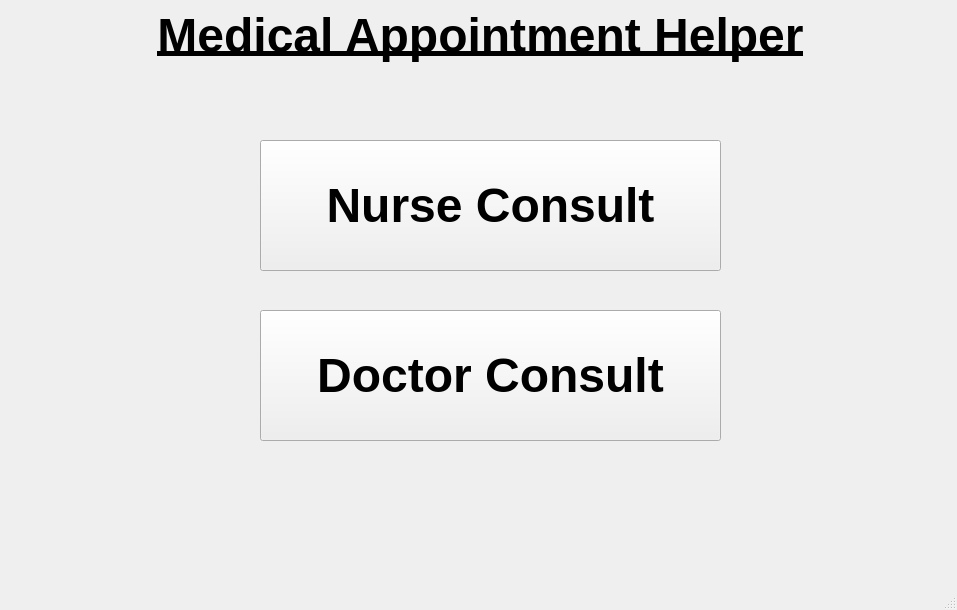
Before: the Qt Designer form GUI/healthApplicationMainWindow.ui in SDSU-SASE/SASE_Hacks_2020, drawn with Qt 5.
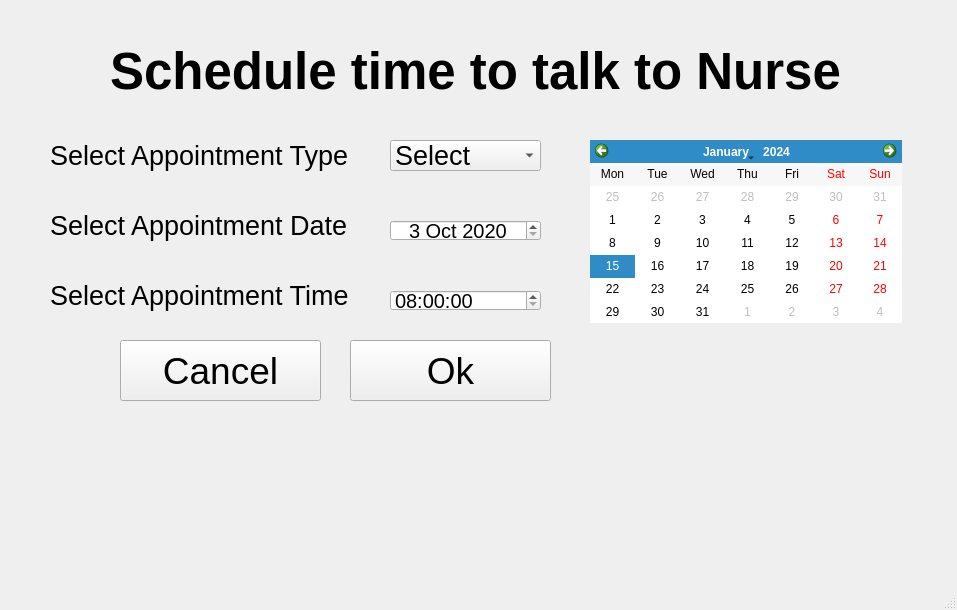
After: the same form once the commit is applied. The open tabs and pages were chosen to show the change.

Diff of the .ui file:
```diff
--- a/GUI/healthApplicationMainWindow.ui
+++ b/GUI/healthApplicationMainWindow.ui
@@ -697,6 +697,259 @@
       </property>
      </widget>
     </widget>
+    <widget class="QWidget" name="callNursePage">
+     <widget class="QPushButton" name="callNurseButton">
+      <property name="geometry">
+       <rect>
+        <x>340</x>
+        <y>200</y>
+        <width>271</width>
+        <height>141</height>
+       </rect>
+      </property>
+      <property name="font">
+       <font>
+        <pointsize>28</pointsize>
+       </font>
+      </property>
+      <property name="text">
+       <string>Call Nurse</string>
+      </property>
+     </widget>
+    </widget>
+    <widget class="QWidget" name="scheduleNursePage">
+     <widget class="QCalendarWidget" name="appointmentCalendar_3">
+      <property name="geometry">
+       <rect>
+        <x>590</x>
+        <y>140</y>
+        <width>312</width>
+        <height>183</height>
+       </rect>
+      </property>
+      <property name="minimumDate">
+       <date>
+        <year>2020</year>
+        <month>10</month>
+        <day>3</day>
+       </date>
+      </property>
+      <property name="gridVisible">
+       <bool>false</bool>
+      </property>
+      <property name="verticalHeaderFormat">
+       <enum>QCalendarWidget::NoVerticalHeader</enum>
+      </property>
+     </widget>
+     <widget class="QTimeEdit" name="timeEdit_3">
+      <property name="geometry">
+       <rect>
+        <x>390</x>
+        <y>290</y>
+        <width>151</width>
+        <height>21</height>
+       </rect>
+      </property>
+      <property name="font">
+       <font>
+        <pointsize>15</pointsize>
+       </font>
+      </property>
+      <property name="maximumTime">
+       <time>
+        <hour>18</hour>
+        <minute>0</minute>
+        <second>0</second>
+       </time>
+      </property>
+      <property name="minimumTime">
+       <time>
+        <hour>8</hour>
+        <minute>0</minute>
+        <second>0</second>
+       </time>
+      </property>
+     </widget>
+     <widget class="QLabel" name="scheduleNurseTitle">
+      <property name="geometry">
+       <rect>
+        <x>20</x>
+        <y>10</y>
+        <width>911</width>
+        <height>121</height>
+       </rect>
+      </property>
+      <property name="font">
+       <font>
+        <pointsize>38</pointsize>
+        <weight>75</weight>
+        <bold>true</bold>
+       </font>
+      </property>
+      <property name="text">
+       <string>Schedule time to talk to Nurse</string>
+      </property>
+      <property name="alignment">
+       <set>Qt::AlignCenter</set>
+      </property>
+     </widget>
+     <widget class="QLabel" name="typeAppointment_3">
+      <property name="geometry">
+       <rect>
+        <x>50</x>
+        <y>130</y>
+        <width>301</width>
+        <height>51</height>
+       </rect>
+      </property>
+      <property name="font">
+       <font>
+        <pointsize>20</pointsize>
+       </font>
+      </property>
+      <property name="text">
+       <string>Select Appointment Type</string>
+      </property>
+     </widget>
+     <widget class="QDateEdit" name="dateEdit_3">
+      <property name="geometry">
+       <rect>
+        <x>390</x>
+        <y>220</y>
+        <width>151</width>
+        <height>21</height>
+       </rect>
+      </property>
+      <property name="font">
+       <font>
+        <pointsize>15</pointsize>
+       </font>
+      </property>
+      <property name="alignment">
+       <set>Qt::AlignCenter</set>
+      </property>
+      <property name="minimumDate">
+       <date>
+        <year>2020</year>
+        <month>10</month>
+        <day>3</day>
+       </date>
+      </property>
+     </widget>
+     <widget class="QComboBox" name="appointmentTypeComboBox_3">
+      <property name="geometry">
+       <rect>
+        <x>390</x>
+        <y>140</y>
+        <width>151</width>
+        <height>31</height>
+       </rect>
+      </property>
+      <property name="font">
+       <font>
+        <pointsize>20</pointsize>
+       </font>
+      </property>
+      <property name="currentText">
+       <string>Select</string>
+      </property>
+      <property name="currentIndex">
+       <number>0</number>
+      </property>
+      <item>
+       <property name="text">
+        <string>Select</string>
+       </property>
+      </item>
+      <item>
+       <property name="text">
+        <string>Physical</string>
+       </property>
+      </item>
+      <item>
+       <property name="text">
+        <string>Sick Visit</string>
+       </property>
+      </item>
+      <item>
+       <property name="text">
+        <string>Other</string>
+       </property>
+      </item>
+     </widget>
+     <widget class="QLabel" name="timeSelectorLabel_3">
+      <property name="geometry">
+       <rect>
+        <x>50</x>
+        <y>270</y>
+        <width>301</width>
+        <height>51</height>
+       </rect>
+      </property>
+      <property name="font">
+       <font>
+        <pointsize>20</pointsize>
+       </font>
+      </property>
+      <property name="text">
+       <string>Select Appointment Time</string>
+      </property>
+     </widget>
+     <widget class="QPushButton" name="cancelAppointmentButton_3">
+      <property name="geometry">
+       <rect>
+        <x>120</x>
+        <y>340</y>
+        <width>201</width>
+        <height>61</height>
+       </rect>
+      </property>
+      <property name="font">
+       <font>
+        <pointsize>28</pointsize>
+       </font>
+      </property>
+      <property name="text">
+       <string>Cancel</string>
+      </property>
+     </widget>
+     <widget class="QLabel" name="dateSelectorLabel_3">
+      <property name="geometry">
+       <rect>
+        <x>50</x>
+        <y>200</y>
+        <width>301</width>
+        <height>51</height>
+       </rect>
+      </property>
+      <property name="font">
+       <font>
+        <pointsize>20</pointsize>
+       </font>
+      </property>
+      <property name="text">
+       <string>Select Appointment Date</string>
+      </property>
+     </widget>
+     <widget class="QPushButton" name="acceptAppointmentButton_3">
+      <property name="geometry">
+       <rect>
+        <x>350</x>
+        <y>340</y>
+        <width>201</width>
+        <height>61</height>
+       </rect>
+      </property>
+      <property name="font">
+       <font>
+        <pointsize>28</pointsize>
+       </font>
+      </property>
+      <property name="text">
+       <string>Ok</string>
+      </property>
+     </widget>
+    </widget>
    </widget>
   </widget>
   <widget class="QStatusBar" name="statusbar"/>
```
Left out of the diff: 153 changed lines with no effect on the pictures.
